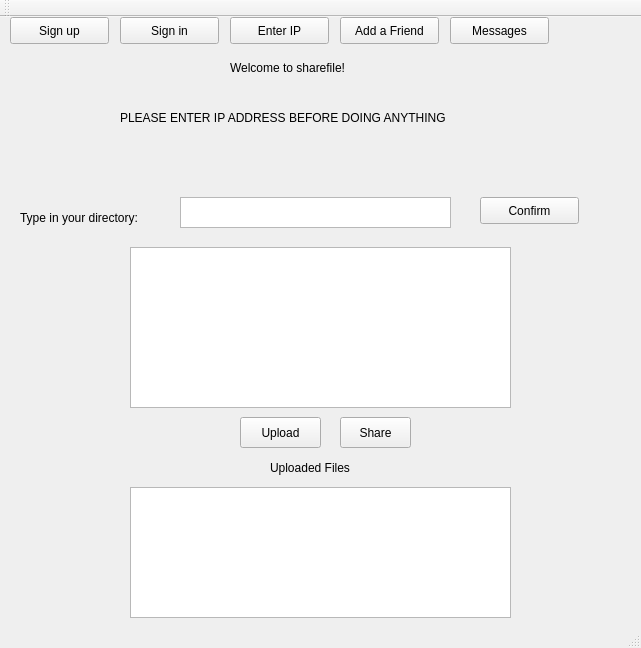
taragu/sharefile, file sharefileclient/mainwindow.ui: the form before one commit.
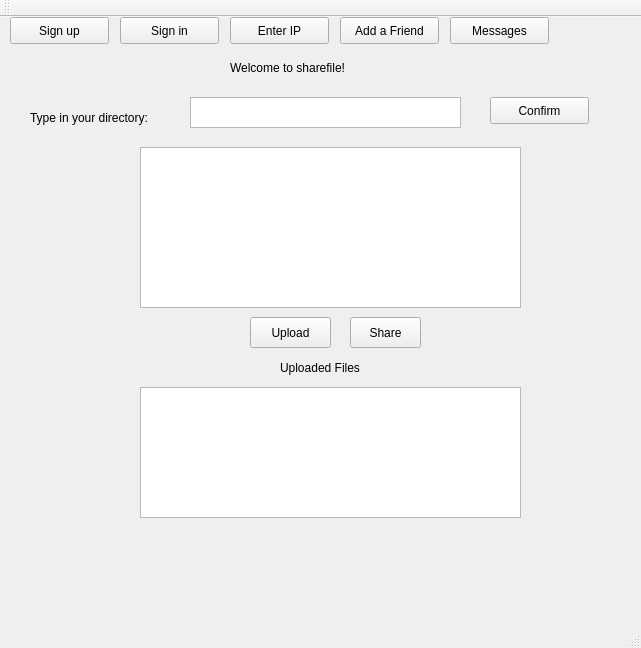
The form after the commit.

The edit to the form file:
```diff
--- a/sharefileclient/mainwindow.ui
+++ b/sharefileclient/mainwindow.ui
@@ -30,8 +30,8 @@
    <widget class="QLabel" name="label_2">
     <property name="geometry">
      <rect>
-      <x>20</x>
-      <y>180</y>
+      <x>30</x>
+      <y>80</y>
       <width>231</width>
       <height>41</height>
      </rect>
@@ -43,8 +43,8 @@
    <widget class="QLabel" name="label_3">
     <property name="geometry">
      <rect>
-      <x>270</x>
-      <y>440</y>
+      <x>280</x>
+      <y>340</y>
       <width>131</width>
       <height>21</height>
      </rect>
@@ -56,8 +56,8 @@
    <widget class="QListWidget" name="localfiles_list">
     <property name="geometry">
      <rect>
-      <x>130</x>
-      <y>230</y>
+      <x>140</x>
+      <y>130</y>
       <width>381</width>
       <height>161</height>
      </rect>
@@ -66,8 +66,8 @@
    <widget class="QListWidget" name="serverfiles_list">
     <property name="geometry">
      <rect>
-      <x>130</x>
-      <y>470</y>
+      <x>140</x>
+      <y>370</y>
       <width>381</width>
       <height>131</height>
      </rect>
@@ -76,8 +76,8 @@
    <widget class="QPushButton" name="movefiles_button">
     <property name="geometry">
      <rect>
-      <x>240</x>
-      <y>400</y>
+      <x>250</x>
+      <y>300</y>
       <width>81</width>
       <height>31</height>
      </rect>
@@ -125,24 +125,11 @@
      <string>Sign in</string>
     </property>
    </widget>
-   <widget class="QLabel" name="mainwindow_notification">
-    <property name="geometry">
-     <rect>
-      <x>120</x>
-      <y>70</y>
-      <width>391</width>
-      <height>61</height>
-     </rect>
-    </property>
-    <property name="text">
-     <string>PLEASE ENTER IP ADDRESS BEFORE DOING ANYTHING</string>
-    </property>
-   </widget>
    <widget class="QTextEdit" name="cd_textedit">
     <property name="geometry">
      <rect>
-      <x>180</x>
-      <y>180</y>
+      <x>190</x>
+      <y>80</y>
       <width>271</width>
       <height>31</height>
      </rect>
@@ -151,8 +138,8 @@
    <widget class="QPushButton" name="cd_button">
     <property name="geometry">
      <rect>
-      <x>480</x>
-      <y>180</y>
+      <x>490</x>
+      <y>80</y>
       <width>99</width>
       <height>27</height>
      </rect>
@@ -190,8 +177,8 @@
    <widget class="QPushButton" name="pushButton_3">
     <property name="geometry">
      <rect>
-      <x>340</x>
-      <y>400</y>
+      <x>350</x>
+      <y>300</y>
       <width>71</width>
       <height>31</height>
      </rect>
```
